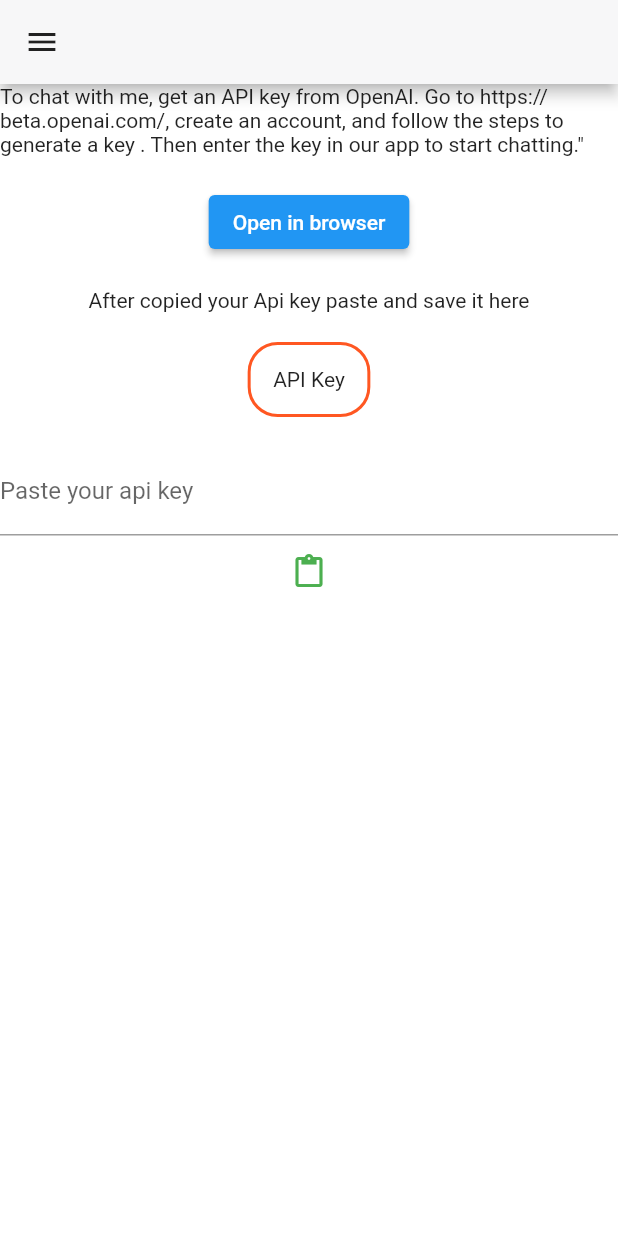
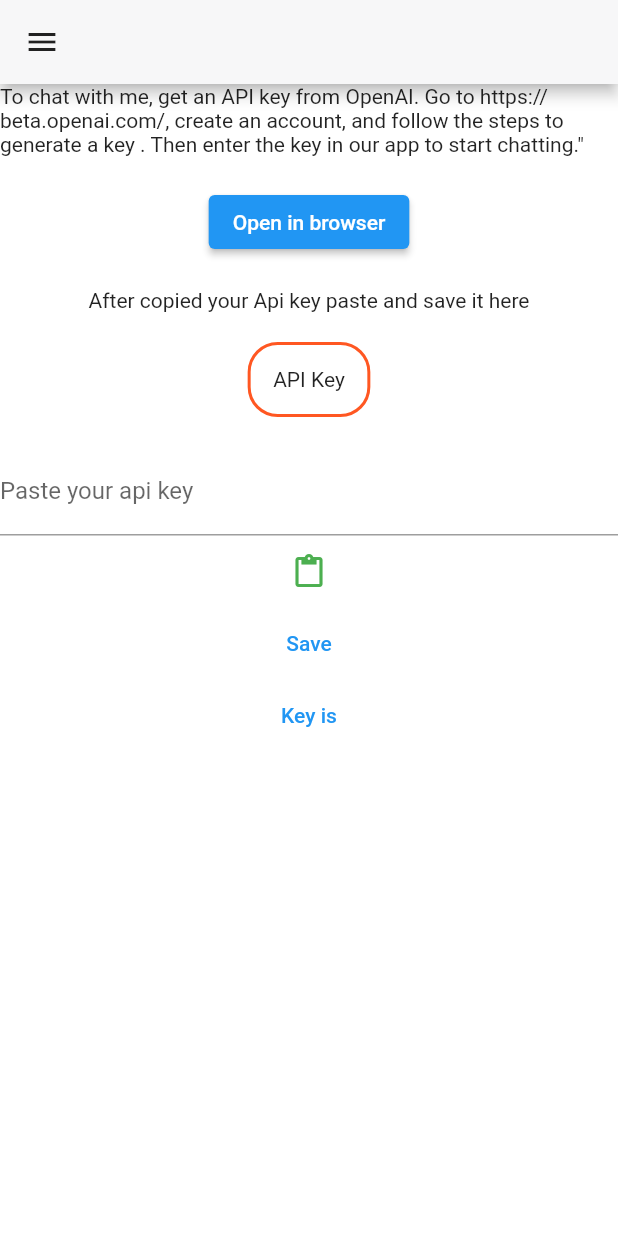
Before and after one commit to Chamidilshan/ChatGPT-App, a Flutter app: the screen it shows after launch, on a phone screen of 412 x 824 dp. Run offline on Flutter 3.47's test engine with Material 2 defaults, Android fonts, the phone set to English and light mode, and no system bars; our stand-ins replace animated_text_kit, flutter_spinkit, shared_preferences.

Commit message:
added save functionality of api key

```diff
--- a/lib/screens/keyGenerate_screen.dart
+++ b/lib/screens/keyGenerate_screen.dart
@@ -1,7 +1,9 @@
 import 'package:chatgpt_app/screens/chat_screen.dart';
 import 'package:flutter/material.dart';
+import 'package:shared_preferences/shared_preferences.dart';
 import 'package:url_launcher/url_launcher.dart';
 import 'package:flutter/services.dart';
+import 'package:chatgpt_app/constants/api_consts.dart';
 
 class GenerateKey extends StatefulWidget {
 
@@ -12,6 +14,18 @@
 class _GenerateKeyState extends State<GenerateKey> {
 
   TextEditingController pasteController = TextEditingController();
+  String ApiKey = '';
+
+  @override void initState() {
+    getData();
+  }
+
+  getData() async{
+    SharedPreferences prefs = await SharedPreferences.getInstance();
+    setState(() {
+      ApiKey = prefs.getString('ApiKey')!;
+    });
+  }
 
   @override
   void dispose(){
@@ -88,7 +102,22 @@
                 Icons.content_paste,
                 color: Colors.green,
               )
-          )
+          ),
+          TextButton(
+              onPressed: () async {
+                setState(() {
+                  Api_key2 = pasteController.text;
+                  print(Api_key2);
+                });
+                SharedPreferences prefs = await SharedPreferences.getInstance();
+                prefs.setString('ApiKey', Api_key2);
+                print(ApiKey);
+              },
+            child: Text('Save'),
+          ),
+          TextButton(onPressed: () {
+            print(ApiKey);
+          }, child: Text('Key is'),)
         ],
       ),
     );
--- a/pubspec.yaml
+++ b/pubspec.yaml
@@ -41,6 +41,7 @@
   provider: ^6.0.5
   animated_text_kit: ^4.2.2
   url_launcher: ^6.1.9
+  shared_preferences: ^2.0.17
 
 dev_dependencies:
   flutter_test:
```
Also changed, not shown: pubspec.lock.
